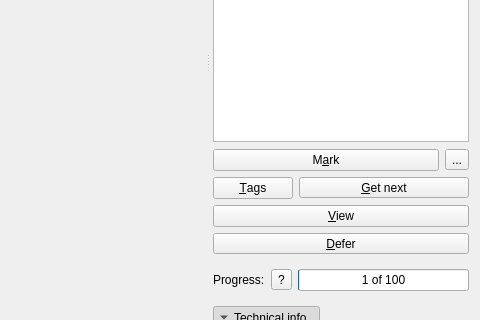
The window that plomclient/client/ui_files/marker.ui (plomgrading/plom-client) describes before a commit, drawn with Qt 5; both pictures show x 544 to 1024 and y 322 to 642 of the 1024 by 768 pixel window.
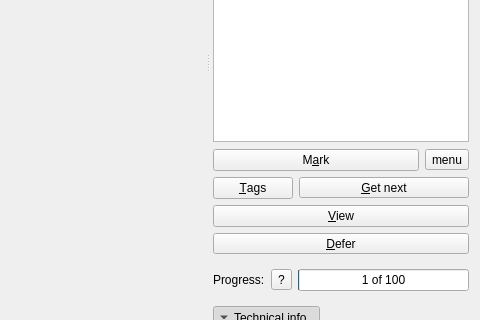
The same window after the commit. Custom widgets are drawn as their Qt base class.

Commit message: Move all popup actions to just the one task menu

Patch:
```diff
--- a/plomclient/client/ui_files/marker.ui
+++ b/plomclient/client/ui_files/marker.ui
@@ -327,7 +327,7 @@
              <item row="0" column="3">
               <widget class="QToolButton" name="task_overflow_button">
                <property name="text">
-                <string>...</string>
+                <string>menu</string>
                </property>
               </widget>
              </item>
```
The commit also changes 1 other file.
